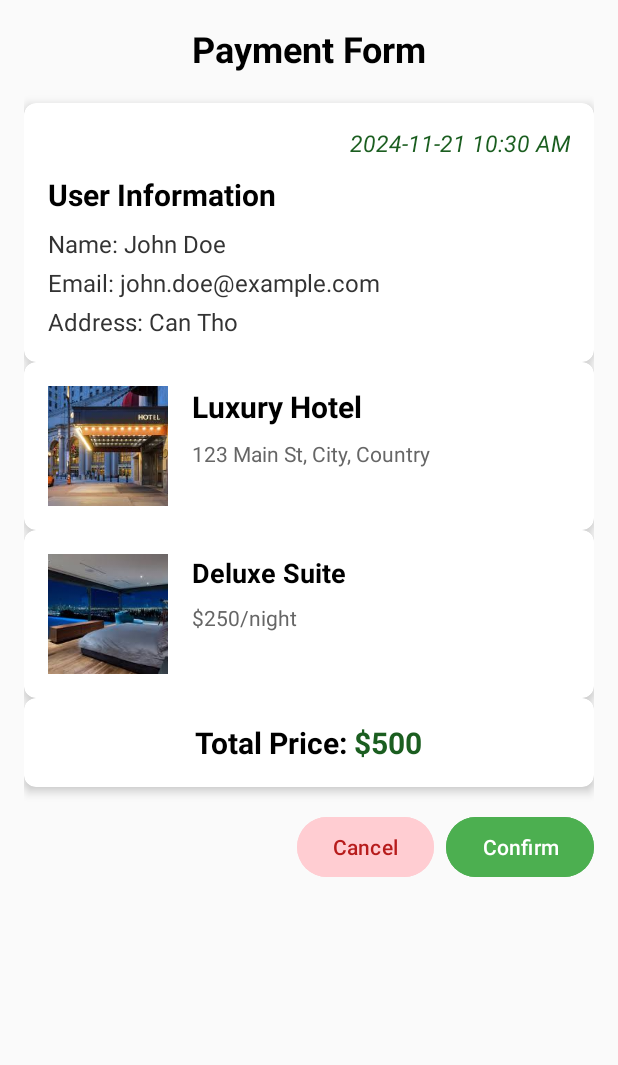
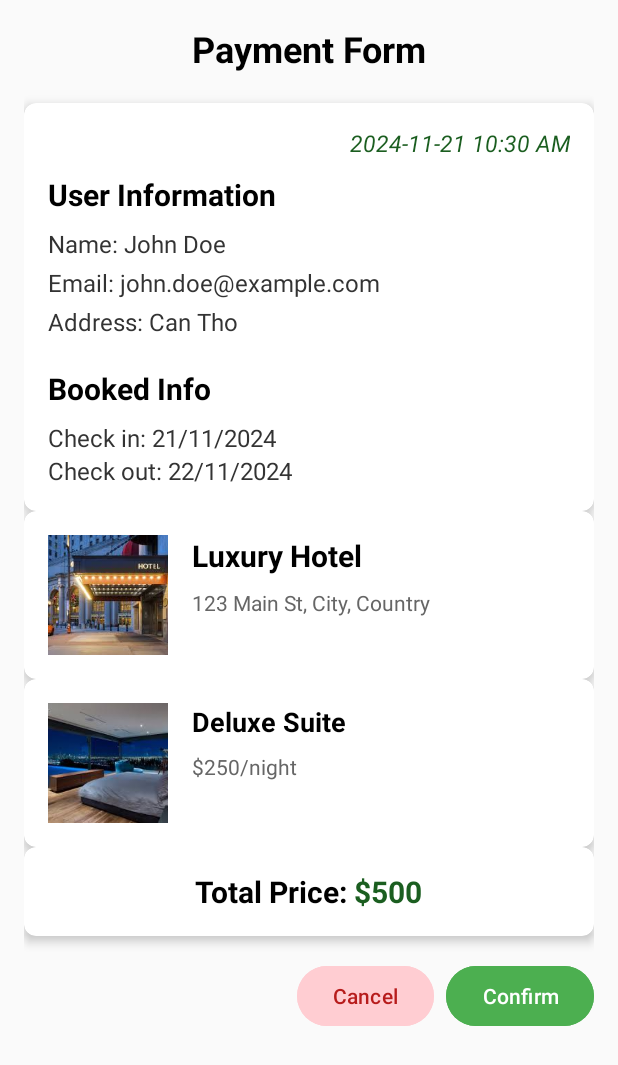
Before and after one commit to ttn-piw/booking_hotel_system, an Android app: the layout activity_payment.xml on its own in the app's theme, with its tools: preview values and no code run, on a phone screen of 412 x 824 dp. Shown: the top 1065 px of the screen. Run offline under Robolectric (Android 15) with nearby library versions, the phone set to English and light mode, and no system bars; network calls fail.

Commit message:
Binding data to payment

```diff
--- a/android/app/src/main/java/com/example/booking_listview/adapter/RvRoomAdapter.kt
+++ b/android/app/src/main/java/com/example/booking_listview/adapter/RvRoomAdapter.kt
@@ -41,8 +41,10 @@ class RvRoomAdapter(
             val btnAddToWishList = findViewById<ImageView>(R.id.btnAddToWishList)
 
             val room = list_room[position]
+            val hotelImg = room.ctghid.himg
 
-            txtRHotelName.text = room.ctghid.hname
+
+                txtRHotelName.text = room.ctghid.hname
             txtRoomName.text = "${room.ctgname} room"
             val priceMax = room.ctgprice.toInt() + 500
             txtRoomPrice.text = "${room.ctgprice} $ - ${priceMax}$"
@@ -61,6 +63,8 @@ class RvRoomAdapter(
                 val context = it.context
                 val intent = Intent(context, RoomDetail::class.java)
                 intent.putExtra("RoomName", room.ctgname)
+                intent.putExtra("RHotelAddress", room.ctghid.haddress)
+                intent.putExtra("HotelImg", hotelImg)
                 intent.putExtra("RoomStar", room.ctgstar)
                 intent.putExtra("RoomDes", room.ctgdes)
                 intent.putExtra("RoomPrice", room.ctgprice)
--- a/android/app/src/main/res/layout/activity_payment.xml
+++ b/android/app/src/main/res/layout/activity_payment.xml
@@ -48,7 +48,7 @@
                 android:layout_gravity="right">
 
                 <TextView
-                    android:id="@+id/tvBookingTime"
+                    android:id="@+id/txtCreateAt"
                     android:layout_width="wrap_content"
                     android:layout_height="wrap_content"
                     android:text="2024-11-21 10:30 AM"
@@ -74,7 +74,7 @@
                     android:layout_marginBottom="8dp" />
 
                 <TextView
-                    android:id="@+id/tvUserName"
+                    android:id="@+id/txtUserName"
                     android:layout_width="wrap_content"
                     android:layout_height="wrap_content"
                     android:text="Name: John Doe"
@@ -85,7 +85,7 @@
             </LinearLayout>
 
             <TextView
-                android:id="@+id/tvUserEmail"
+                android:id="@+id/txtUserEmail"
                 android:layout_width="wrap_content"
                 android:layout_height="wrap_content"
                 android:text="Email: john.doe@example.com"
@@ -94,10 +94,35 @@
                 android:layout_marginBottom="4dp" />
 
             <TextView
-                android:id="@+id/tvUserPhone"
+                android:id="@+id/txtUserAddress"
                 android:layout_width="wrap_content"
                 android:layout_height="wrap_content"
                 android:text="Address: Can Tho"
+                android:textSize="16sp"
+                android:textColor="#333" />
+
+            <TextView
+                android:layout_width="wrap_content"
+                android:layout_height="wrap_content"
+                android:text="Booked Info"
+                android:textSize="20sp"
+                android:textStyle="bold"
+                android:textColor="#000"
+                android:layout_marginTop="20dp"
+                android:layout_marginBottom="8dp" />
+
+            <TextView
+                android:id="@+id/txtCheckInDate"
+                android:layout_width="wrap_content"
+                android:layout_height="wrap_content"
+                android:text="Check in: 21/11/2024"
+                android:textSize="16sp"
+                android:textColor="#333" />
+            <TextView
+                android:id="@+id/txtCheckOutDate"
+                android:layout_width="wrap_content"
+                android:layout_height="wrap_content"
+                android:text="Check out: 22/11/2024"
                 android:textSize="16sp"
                 android:textColor="#333" />
         </LinearLayout>
@@ -122,7 +147,7 @@
             android:padding="16dp">
 
             <ImageView
-                android:id="@+id/imgHotel"
+                android:id="@+id/imgHotelPM"
                 android:layout_width="80dp"
                 android:layout_height="80dp"
                 android:layout_marginEnd="16dp"
@@ -136,7 +161,7 @@
                 android:layout_weight="1">
 
                 <TextView
-                    android:id="@+id/tvHotelName"
+                    android:id="@+id/txtHotelNamePM"
                     android:layout_width="wrap_content"
                     android:layout_height="wrap_content"
                     android:text="Luxury Hotel"
@@ -146,7 +171,7 @@
                     android:layout_marginBottom="8dp" />
 
                 <TextView
-                    android:id="@+id/tvHotelAddress"
+                    android:id="@+id/txtHotelAddressPM"
                     android:layout_width="wrap_content"
                     android:layout_height="wrap_content"
                     android:text="123 Main St, City, Country"
@@ -175,7 +200,7 @@
             android:padding="16dp">
 
             <ImageView
-                android:id="@+id/imgRoom"
+                android:id="@+id/imgRoomPM"
                 android:layout_width="80dp"
                 android:layout_height="80dp"
                 android:layout_marginEnd="16dp"
@@ -189,7 +214,7 @@
                 android:layout_weight="1">
 
                 <TextView
-                    android:id="@+id/tvRoomName"
+                    android:id="@+id/txtRoomNamePM"
                     android:layout_width="wrap_content"
                     android:layout_height="wrap_content"
                     android:text="Deluxe Suite"
@@ -199,7 +224,7 @@
                     android:layout_marginBottom="8dp" />
 
                 <TextView
-                    android:id="@+id/tvRoomPrice"
+                    android:id="@+id/txtRoomPricePM"
                     android:layout_width="wrap_content"
                     android:layout_height="wrap_content"
                     android:text="$250/night"
@@ -238,7 +263,7 @@
                 android:textStyle="bold" />
 
             <TextView
-                android:id="@+id/tvTotalMoney"
+                android:id="@+id/txtTotalMoneyPM"
                 android:layout_width="wrap_content"
                 android:layout_height="wrap_content"
                 android:text="$500"
@@ -263,7 +288,7 @@
         android:gravity="end">
 
         <Button
-            android:id="@+id/btnCancel"
+            android:id="@+id/btnCancelPM"
             android:layout_width="wrap_content"
             android:layout_height="wrap_content"
             android:text="Cancel"
@@ -272,7 +297,7 @@
             android:layout_marginEnd="8dp" />
 
         <Button
-            android:id="@+id/btnConfirm"
+            android:id="@+id/btnConfirmPM"
             android:layout_width="wrap_content"
             android:layout_height="wrap_content"
             android:text="Confirm"
```
Also changed, not shown: android/app/src/main/java/com/example/booking_listview/Mainpage.kt (+6 -4 lines), android/app/src/main/java/com/example/booking_listview/Payment.kt (+121 -4 lines), android/app/src/main/java/com/example/booking_listview/RoomDetail.kt (+55 -6 lines), android/app/src/main/res/layout/recycleview_reviews_rooms.xml (added, +50 -0 lines).
